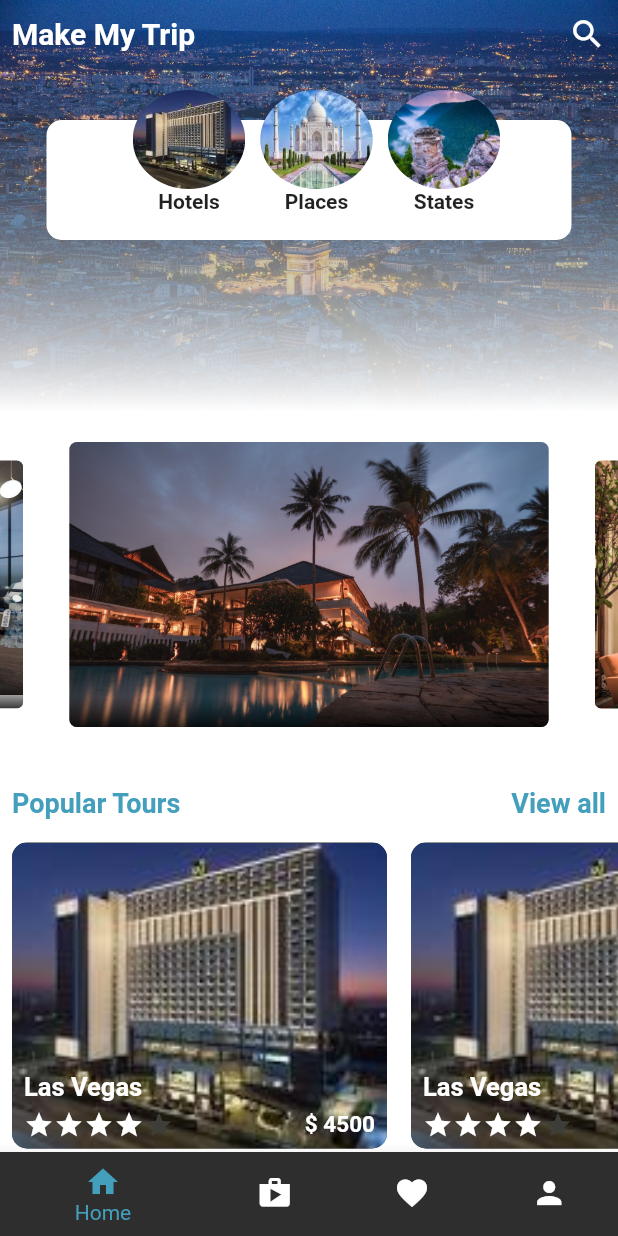
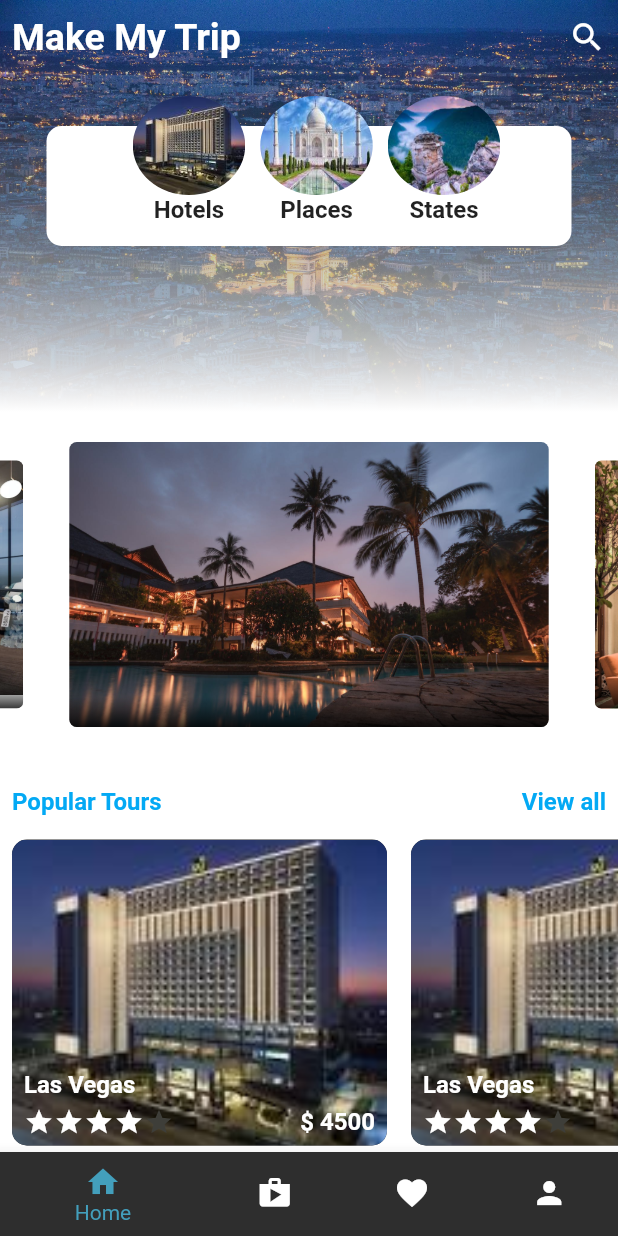
Before and after one commit to RxMobile-Dummy/Travel_Project_2022, a Flutter app: the screen it shows after launch, on a phone screen of 412 x 824 dp. Run offline on Flutter 3.47's test engine with Material 2 defaults, Android fonts, the phone set to English and light mode, and no system bars; drawn by our look-alikes of carousel_slider; our stand-ins replace bloc, connectivity_plus, dartz, dio, equatable, flutter_bloc and 2 more.

Commit message:
feat(homepage_page):  added homepage design

```diff
--- a/make_my_trip/lib/core/theme/text_styles.dart
+++ b/make_my_trip/lib/core/theme/text_styles.dart
@@ -7,6 +7,12 @@ class AppTextStyles {
     color: Colors.black,
     fontWeight: FontWeight.w700,
     fontSize: 30,
+  );
+
+  static const labelStyle2 = TextStyle(
+    color: Colors.white,
+    fontWeight: FontWeight.w700,
+    fontSize: 25,
   );
 
   static const unselectedLabelStyle = TextStyle(
@@ -47,4 +53,15 @@ class AppTextStyles {
     fontSize: 16,
     fontWeight: FontWeight.w700,
   );
+
+  static const infoContentStyle2 = TextStyle(
+    fontSize: 16,
+    fontWeight: FontWeight.w700,
+    color: Colors.lightBlue
+  );
+  static const infoContentStyle3 = TextStyle(
+      fontSize: 16,
+      fontWeight: FontWeight.w700,
+      color: Colors.white
+  );
 }
--- a/make_my_trip/lib/features/home_page/presentation/pages/homescreen.dart
+++ b/make_my_trip/lib/features/home_page/presentation/pages/homescreen.dart
@@ -4,6 +4,7 @@ import 'package:carousel_slider/carousel_slider.dart';
 import 'package:flutter/cupertino.dart';
 import 'package:flutter/material.dart';
 import 'package:make_my_trip/core/theme/make_my_trip_colors.dart';
+import 'package:make_my_trip/core/theme/text_styles.dart';
 class HomeScreen extends StatelessWidget {
   HomeScreen({Key? key}) : super(key: key);
 
@@ -91,7 +92,7 @@ class HomeScreen extends StatelessWidget {
                 child: Row(
                   mainAxisAlignment: MainAxisAlignment.spaceBetween,
                   children: [
-                    Text("Make My Trip",style: TextStyle(color: MakeMyTripColors.colorWhite,fontSize: 20,fontWeight: FontWeight.bold),),
+                    Text("Make My Trip",style: AppTextStyles.labelStyle2),
                     Icon(Icons.search,color: MakeMyTripColors.colorWhite,size: 25,)
 
                   ],
@@ -130,7 +131,7 @@ class HomeScreen extends StatelessWidget {
                               child: Image.asset('assets/img/hotelimage.jpeg',fit: BoxFit.fill),
                             ),
                           ),
-                          Text("Hotels",style: TextStyle(fontWeight: FontWeight.bold))
+                          Text("Hotels",style: AppTextStyles.infoContentStyle)
                         ],
                       ),
                       SizedBox(width: 10,),
@@ -144,7 +145,7 @@ class HomeScreen extends StatelessWidget {
                               child: Image.asset('assets/img/placesimage.jpeg',fit: BoxFit.fill,),
                             ),
                           ),
-                          Text("Places",style: TextStyle(fontWeight: FontWeight.bold),)
+                          Text("Places",style: AppTextStyles.infoContentStyle)
                         ],
                       ),
                       SizedBox(width: 10,),
@@ -158,7 +159,7 @@ class HomeScreen extends StatelessWidget {
                               child: Image.asset('assets/img/statesimage.jpeg',fit: BoxFit.fill),
                             ),
                           ),
-                          Text("States",style: TextStyle(fontWeight: FontWeight.bold))
+                          Text("States",style: AppTextStyles.infoContentStyle)
                         ],
                       )
                     ],
@@ -193,9 +194,9 @@ class HomeScreen extends StatelessWidget {
             padding: const EdgeInsets.all(8.0),
             child: Row(
               mainAxisAlignment: MainAxisAlignment.spaceBetween,
-              children: [
-                Text("Popular Tours",style: TextStyle(color: MakeMyTripColors.accentColor,fontSize: 18,fontWeight: FontWeight.bold),),
-                Text("View all",style: TextStyle(color:MakeMyTripColors.accentColor,fontSize: 18,fontWeight: FontWeight.bold),)
+              children: const [
+                Text("Popular Tours",style: AppTextStyles.infoContentStyle2),
+                Text("View all",style:AppTextStyles.infoContentStyle2,)
               ],
             ),
           ),
@@ -235,7 +236,7 @@ Widget PopularTours(){
         Row(
           children: [
             SizedBox(width: 8,),
-            Text("Las Vegas",style: TextStyle(color: MakeMyTripColors.colorWhite,fontWeight: FontWeight.bold,fontSize: 17),),
+            Text("Las Vegas",style:AppTextStyles.infoContentStyle3,),
 
 
           ],
@@ -247,7 +248,7 @@ Widget PopularTours(){
             mainAxisAlignment: MainAxisAlignment.spaceBetween,
             children: [
              Ratings(),
-              Text("\$ 4500",style: TextStyle(color: MakeMyTripColors.colorWhite,fontWeight: FontWeight.bold,fontSize: 15)),
+              Text("\$ 4500",style: AppTextStyles.infoContentStyle3,),
             ],
           ),
         )
```
